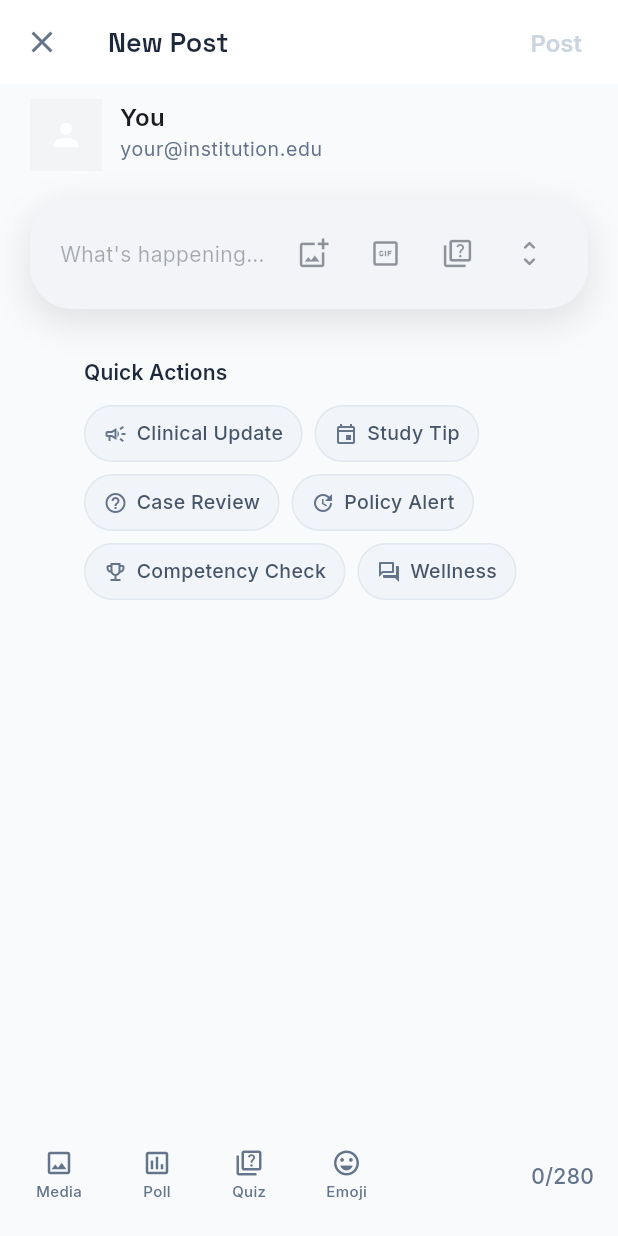
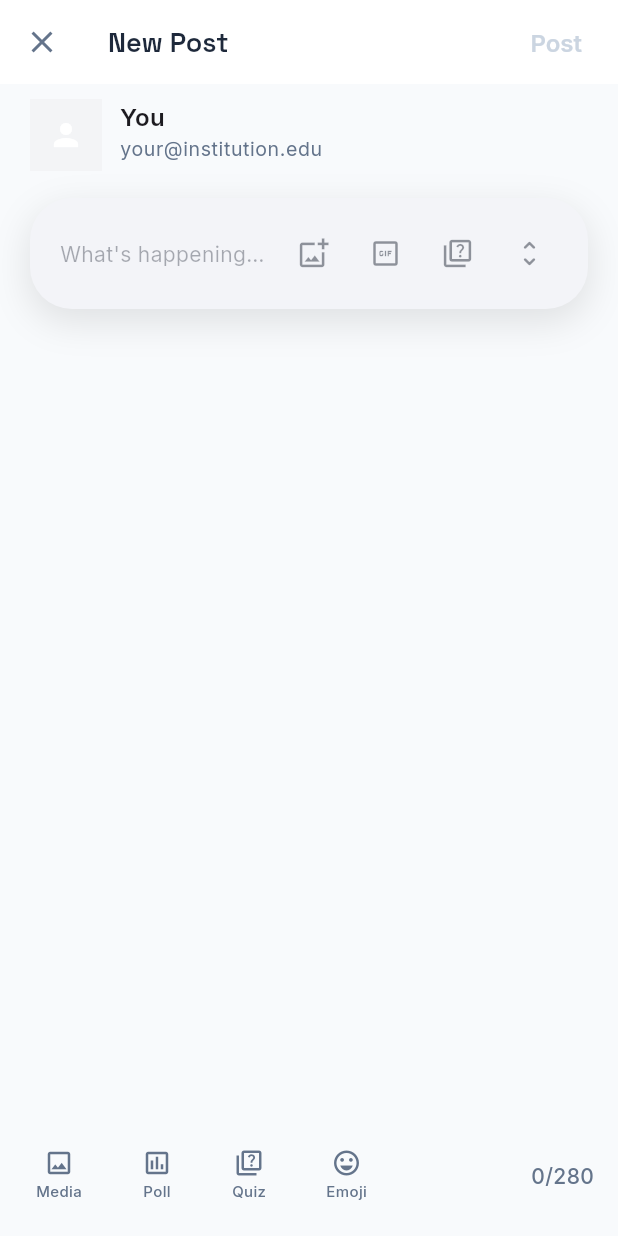
Before and after one commit to ayomide0806967/T19t97ou, a Flutter app: the ComposeScreen screen opened directly, on a phone screen of 412 x 824 dp. Run offline on Flutter 3.47's test engine with Material 3 defaults, Android fonts, the phone set to English and light mode, and no system bars; our stand-ins replace firebase_auth, firebase_core, google_fonts, google_sign_in, image_picker, shared_preferences; accounts and stored records are empty.

Commit message:
Composer page: no modal confirmation and no quick actions; cleaned unused variables.

```diff
--- a/lib/screens/compose_screen.dart
+++ b/lib/screens/compose_screen.dart
@@ -42,7 +42,7 @@ class _ComposeScreenState extends State<ComposeScreen> {
         elevation: 0,
         leading: IconButton(
           icon: const Icon(Icons.close, color: Color(0xFF64748B)),
-          onPressed: () => _showCancelDialog(),
+          onPressed: () => Navigator.pop(context),
         ),
         title: const Text(
           'New Post',
@@ -231,34 +231,7 @@ class _ComposeScreenState extends State<ComposeScreen> {
     );
   }
 
-  void _showCancelDialog() {
-    if (_controller.text.trim().isNotEmpty ||
-        _selectedMedia.isNotEmpty ||
-        _selectedTags.isNotEmpty) {
-      showDialog(
-        context: context,
-        builder: (context) => AlertDialog(
-          title: const Text('Discard post?'),
-          content: const Text('Any content you\'ve added will be lost.'),
-          actions: [
-            TextButton(
-              onPressed: () => Navigator.pop(context),
-              child: const Text('Keep editing'),
-            ),
-            TextButton(
-              onPressed: () {
-                Navigator.pop(context);
-                Navigator.pop(context);
-              },
-              child: const Text('Discard'),
-            ),
-          ],
-        ),
-      );
-    } else {
-      Navigator.pop(context);
-    }
-  }
+  // No cancel modal — close directly via leading button
 
   void _postContent() async {
     if (!_canPost()) return;
@@ -357,8 +330,6 @@ class _ComposerFooter extends StatelessWidget {
 
   @override
   Widget build(BuildContext context) {
-    final theme = Theme.of(context);
-
     return Padding(
       padding: const EdgeInsets.only(left: 52),
       child: Column(
@@ -461,95 +432,10 @@ class _ComposerFooter extends StatelessWidget {
                   .toList(),
             ),
           ],
-          const SizedBox(height: 16),
-          Text(
-            'Quick Actions',
-            style: theme.textTheme.titleSmall?.copyWith(
-              fontWeight: FontWeight.w600,
-              color: const Color(0xFF1E293B),
-            ),
-          ),
-          const SizedBox(height: 12),
-          Wrap(
-            spacing: 8,
-            runSpacing: 8,
-            children: [
-              _QuickActionChip(
-                label: 'Clinical Update',
-                icon: Icons.campaign_outlined,
-                onTap: () => onAddTag('Clinical Update'),
-              ),
-              _QuickActionChip(
-                label: 'Study Tip',
-                icon: Icons.event_outlined,
-                onTap: () => onAddTag('Study Tip'),
-              ),
-              _QuickActionChip(
-                label: 'Case Review',
-                icon: Icons.help_outline,
-                onTap: () => onAddTag('Case Review'),
-              ),
-              _QuickActionChip(
-                label: 'Policy Alert',
-                icon: Icons.update_outlined,
-                onTap: () => onAddTag('Policy Alert'),
-              ),
-              _QuickActionChip(
-                label: 'Competency Check',
-                icon: Icons.emoji_events_outlined,
-                onTap: () => onAddTag('Competency Check'),
-              ),
-              _QuickActionChip(
-                label: 'Wellness',
-                icon: Icons.forum_outlined,
-                onTap: () => onAddTag('Wellness'),
-              ),
-            ],
-          ),
         ],
       ),
     );
   }
 }
 
-class _QuickActionChip extends StatelessWidget {
-  const _QuickActionChip({
-    required this.label,
-    required this.icon,
-    required this.onTap,
-  });
-
-  final String label;
-  final IconData icon;
-  final VoidCallback onTap;
-
-  @override
-  Widget build(BuildContext context) {
-    return GestureDetector(
-      onTap: onTap,
-      child: Container(
-        padding: const EdgeInsets.symmetric(horizontal: 12, vertical: 8),
-        decoration: BoxDecoration(
-          color: const Color(0xFFF1F5F9),
-          borderRadius: BorderRadius.circular(20),
-          border: Border.all(color: const Color(0xFFE2E8F0)),
-        ),
-        child: Row(
-          mainAxisSize: MainAxisSize.min,
-          children: [
-            Icon(icon, size: 16, color: const Color(0xFF64748B)),
-            const SizedBox(width: 6),
-            Text(
-              label,
-              style: const TextStyle(
-                color: Color(0xFF475569),
-                fontSize: 13,
-                fontWeight: FontWeight.w500,
-              ),
-            ),
-          ],
-        ),
-      ),
-    );
-  }
-}
+// Quick action chip removed (no quick actions on composer page)
```
